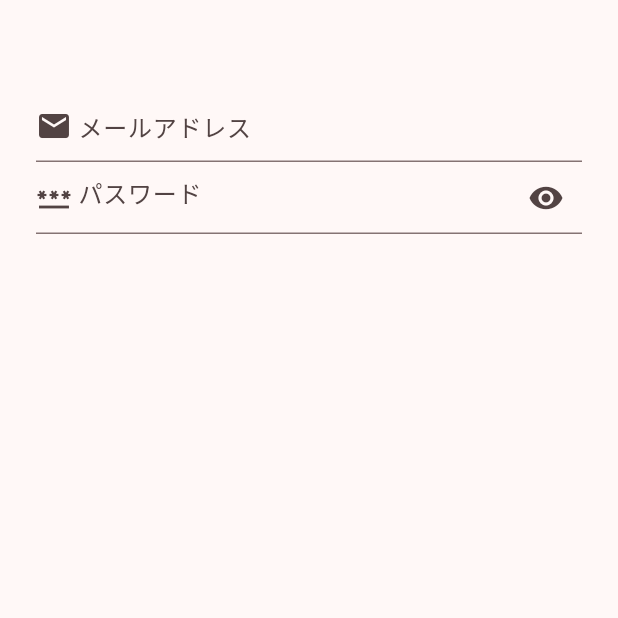
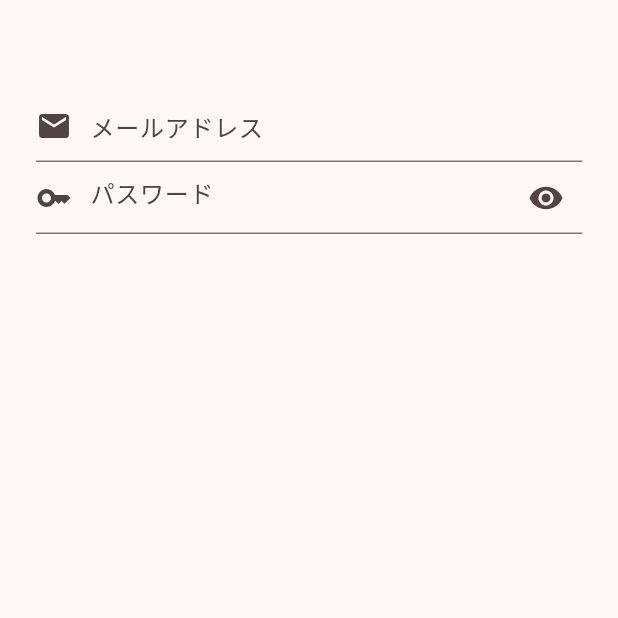
Before and after one commit to gentixyann/h_calender, a Flutter app: the screen it shows after launch, on a phone screen of 412 x 824 dp, the top half of it. Run offline on Flutter 3.47's test engine with Material 3 defaults, Android fonts, the phone set to English and light mode, and no system bars; our stand-ins replace flutter_riverpod, go_router, table_calendar.

Commit message:
textfiledのiconにpaddingを追加

```diff
--- a/lib/views/pages/sign_up_page.dart
+++ b/lib/views/pages/sign_up_page.dart
@@ -74,9 +74,7 @@
   Widget build(BuildContext context, WidgetRef ref) {
     return TextFormField(
       decoration: const InputDecoration(
-        prefixIcon: Align(
-          widthFactor: 1.0,
-          heightFactor: 1.0,
+        prefixIcon: _PrefixIconContainer(
           child: Icon(Icons.email),
         ),
         prefixIconConstraints: _prefixIconConstraints,
@@ -100,10 +98,8 @@
   Widget build(BuildContext context, WidgetRef ref) {
     return TextFormField(
       decoration: const InputDecoration(
-        prefixIcon: Align(
-          widthFactor: 1.0,
-          heightFactor: 1.0,
-          child: Icon(Icons.password),
+        prefixIcon: _PrefixIconContainer(
+          child: Icon(Icons.key),
         ),
         prefixIconConstraints: _prefixIconConstraints,
         hintText: 'パスワード',
@@ -119,6 +115,21 @@
       controller: ref.watch(passwordProvider),
       onFieldSubmitted: (text) => ref.watch(passwordProvider).clear(),
       validator: passwordValidator,
+    );
+  }
+}
+
+class _PrefixIconContainer extends StatelessWidget {
+  const _PrefixIconContainer({required this.child});
+
+  final Widget child;
+
+  @override
+  Widget build(BuildContext context) {
+    return Container(
+      padding: const EdgeInsets.only(right: 8),
+      width: 32,
+      child: child,
     );
   }
 }
```
